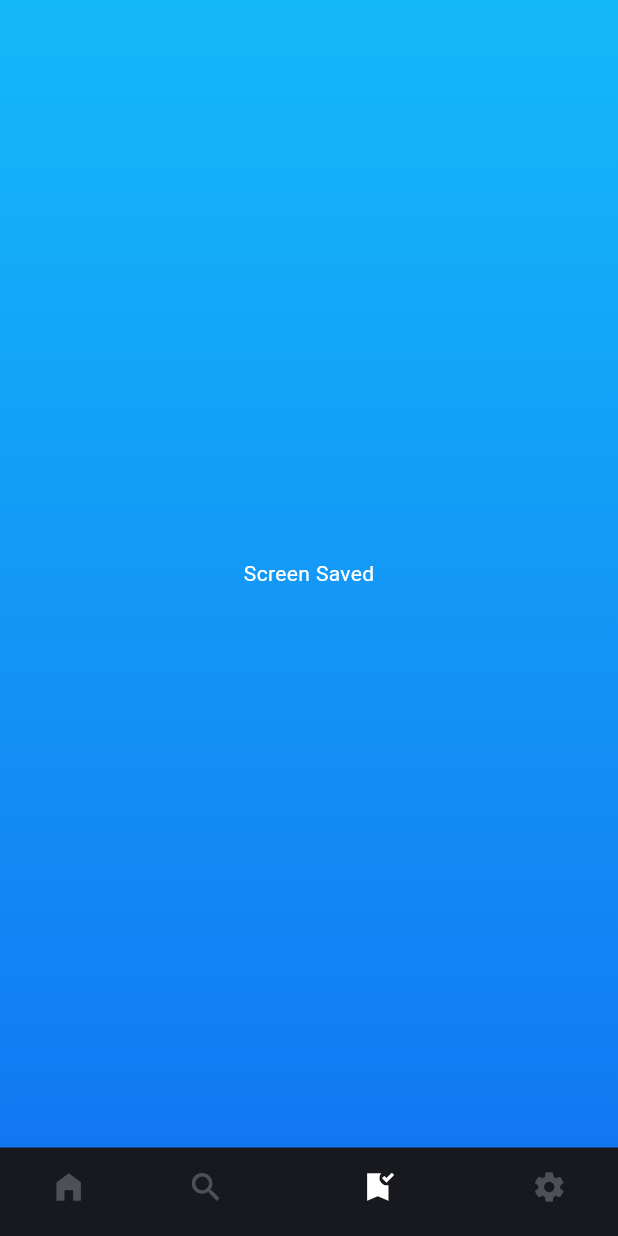
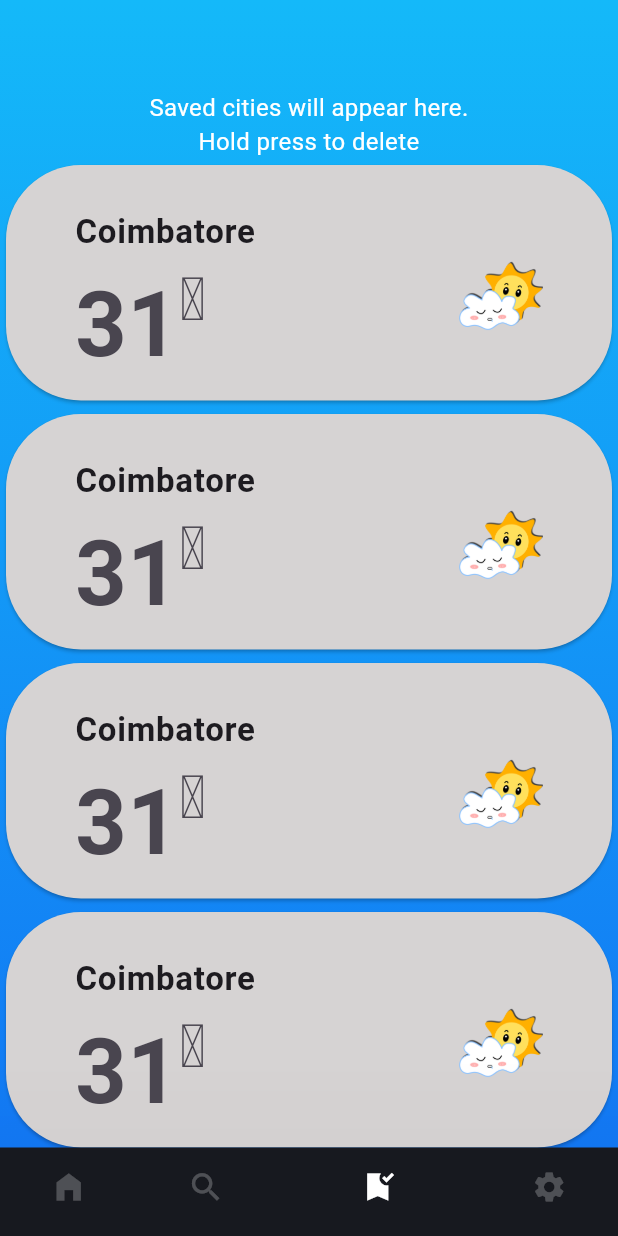
Before and after one commit to saninthottungal/Wady-weather, a Flutter app: the screen it shows after launch, item 3 of the bottom bar chosen, on a phone screen of 412 x 824 dp. Run offline on Flutter 3.47's test engine with Material 3 defaults, Android fonts, the light colour scheme and no system bars.

Commit message:
ScreenSaved UI done

```diff
--- a/lib/Screens/ScreenSaved/ScreenSaved.dart
+++ b/lib/Screens/ScreenSaved/ScreenSaved.dart
@@ -12,8 +12,76 @@ class ScreenSaved extends StatelessWidget {
       ),
       height: double.infinity,
       width: double.infinity,
-      child: const Center(
-        child: Text("Screen Saved"),
+      child: Column(
+        children: [
+          const SizedBox(height: 60),
+          const Text(
+            "Saved cities will appear here.\nHold press to delete",
+            textAlign: TextAlign.center,
+            style: TextStyle(fontSize: 16),
+          ),
+          Expanded(
+            child: ListView.separated(
+              itemBuilder: (context, index) {
+                return SizedBox(
+                  height: 165,
+                  child: Card(
+                    color: const Color.fromARGB(255, 214, 211, 211),
+                    shape: RoundedRectangleBorder(
+                      borderRadius: BorderRadius.circular(50),
+                    ),
+                    child: Padding(
+                      padding: const EdgeInsets.only(
+                        top: 20,
+                        left: 30,
+                      ),
+                      child: ListTile(
+                        title: const Text(
+                          "Coimbatore",
+                          style: TextStyle(
+                            fontSize: 22,
+                            fontWeight: FontWeight.bold,
+                          ),
+                        ),
+                        subtitle: const Row(
+                          children: [
+                            Text(
+                              "31",
+                              style: TextStyle(
+                                fontSize: 60,
+                                fontWeight: FontWeight.bold,
+                              ),
+                            ),
+                            Padding(
+                              padding: EdgeInsets.only(
+                                bottom: 35,
+                              ),
+                              child: Text(
+                                "\u1d52",
+                                style: TextStyle(
+                                  fontSize: 40,
+                                ),
+                              ),
+                            ),
+                          ],
+                        ),
+                        trailing: Image.asset(
+                          "assests/images/moody.png",
+                          height: 100,
+                          width: 100,
+                        ),
+                      ),
+                    ),
+                  ),
+                );
+              },
+              separatorBuilder: (context, index) {
+                return const SizedBox(height: 1);
+              },
+              itemCount: 10,
+            ),
+          ),
+        ],
       ),
     );
   }
--- a/lib/Screens/ScreenSearch/ScreenSearch.dart
+++ b/lib/Screens/ScreenSearch/ScreenSearch.dart
@@ -46,19 +46,19 @@ class ScreenSearch extends StatelessWidget {
                       borderRadius: BorderRadius.circular(50),
                     ),
                     child: Padding(
-                      padding: EdgeInsets.only(
+                      padding: const EdgeInsets.only(
                         top: 20,
                         left: 30,
                       ),
                       child: ListTile(
-                        title: Text(
+                        title: const Text(
                           "Coimbatore",
                           style: TextStyle(
                             fontSize: 22,
                             fontWeight: FontWeight.bold,
                           ),
                         ),
-                        subtitle: Row(
+                        subtitle: const Row(
                           children: [
                             Text(
                               "31",
```
